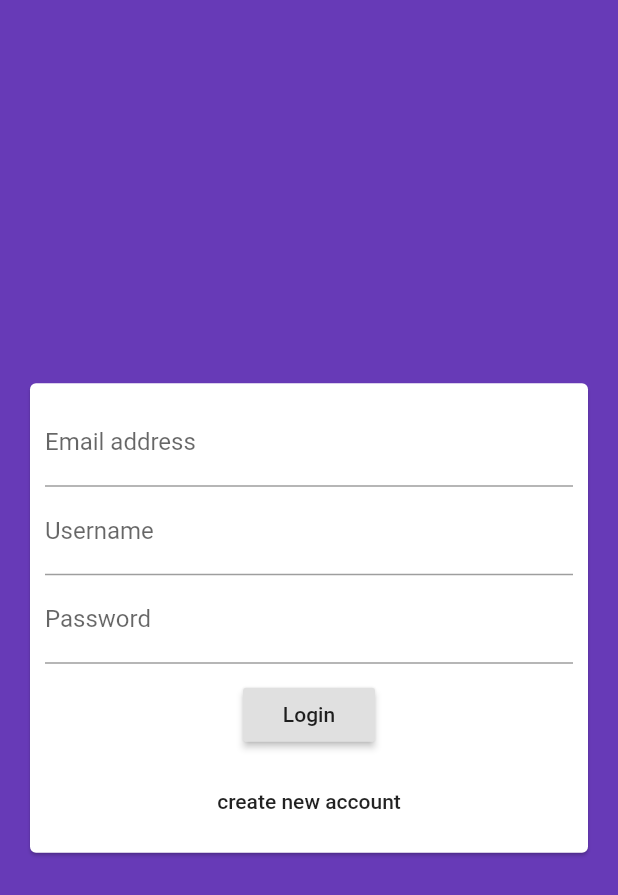
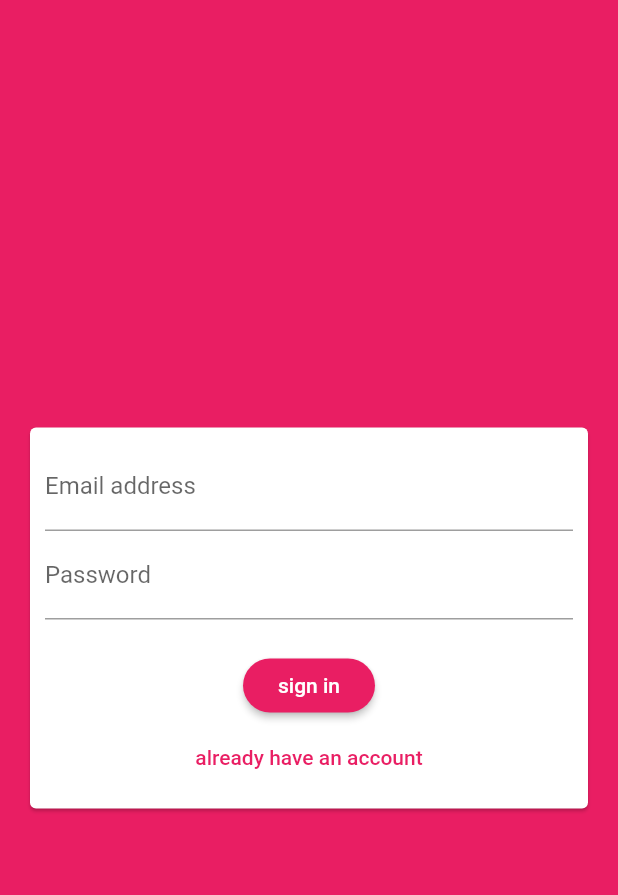
Before and after one commit to daninikkhah/felegram, a Flutter app: the screen it shows after launch, on a phone screen of 412 x 824 dp. Shown: the top 895 px of the screen. Run offline on Flutter 3.47's test engine with Material 2 defaults, Android fonts, the phone set to English and light mode, and no system bars; our stand-ins replace cloud_firestore, firebase_core; accounts and stored records are empty.

Commit message:
AuthenticationForm -submit method added -change state method added -key added to TextFormFields

```diff
--- a/lib/main.dart
+++ b/lib/main.dart
@@ -8,7 +8,17 @@ class MyApp extends StatelessWidget {
   Widget build(BuildContext context) {
     return MaterialApp(
       theme: ThemeData(
-          primarySwatch: Colors.deepPurple, accentColor: Colors.amberAccent),
+        primarySwatch: Colors.pink,
+        accentColor: Colors.deepPurple,
+        backgroundColor: Colors.pink,
+        accentColorBrightness: Brightness.dark,
+        buttonTheme: Theme.of(context).buttonTheme.copyWith(
+              buttonColor: Colors.pink,
+              textTheme: ButtonTextTheme.primary,
+              shape: RoundedRectangleBorder(
+                  borderRadius: BorderRadius.circular(20)),
+            ),
+      ),
       home: AuthenticationScreen(),
     );
   }
--- a/lib/screens/authentication_screen.dart
+++ b/lib/screens/authentication_screen.dart
@@ -2,11 +2,13 @@ import 'package:flutter/material.dart';
 import '../widgets/authentication_form.dart';
 
 class AuthenticationScreen extends StatelessWidget {
+  void _submitAuthentication(
+      {String email, String username, String password, bool isLoginMode}) {}
   @override
   Widget build(BuildContext context) {
     return Scaffold(
       backgroundColor: Theme.of(context).primaryColor,
-      body: AuthenticationForm(),
+      body: AuthenticationForm(_submitAuthentication),
     );
   }
 }
--- a/lib/widgets/authentication_form.dart
+++ b/lib/widgets/authentication_form.dart
@@ -1,6 +1,41 @@
 import 'package:flutter/material.dart';
 
-class AuthenticationForm extends StatelessWidget {
+class AuthenticationForm extends StatefulWidget {
+  AuthenticationForm(this.submitAuthentication);
+  final void Function(
+      {String email,
+      String username,
+      String password,
+      bool isLoginMode}) submitAuthentication;
+  @override
+  _AuthenticationFormState createState() => _AuthenticationFormState();
+}
+
+class _AuthenticationFormState extends State<AuthenticationForm> {
+  final GlobalKey<FormState> _formKey = GlobalKey<FormState>();
+  bool _isLoginMode = false;
+  String _username;
+  String _email;
+  String _password;
+
+  void _changeAuthenticationState() {
+    setState(() {
+      _isLoginMode = !_isLoginMode;
+    });
+  }
+
+  void _submit() {
+    if (_formKey.currentState.validate()) {
+      _formKey.currentState.save();
+      widget.submitAuthentication(
+        email: _email,
+        username: _username,
+        password: _password,
+        isLoginMode: _isLoginMode,
+      );
+    }
+  }
+
   @override
   Widget build(BuildContext context) {
     return Center(
@@ -10,32 +45,50 @@ class AuthenticationForm extends StatelessWidget {
           padding: const EdgeInsets.all(10.0),
           child: SingleChildScrollView(
             child: Form(
+              key: _formKey,
               child: Column(
                 children: [
                   TextFormField(
+                    key: ValueKey('email'),
+                    validator: (value) =>
+                        (value == null) || !value.contains('@')
+                            ? 'please enter a valid email address'
+                            : null,
+                    onSaved: (value) => _email = value,
                     keyboardType: TextInputType.emailAddress,
                     decoration: InputDecoration(labelText: 'Email address'),
                   ),
+                  if (_isLoginMode)
+                    TextFormField(
+                      key: ValueKey('username'),
+                      validator: (value) => (value == null || value.length < 4)
+                          ? 'please enter a username with at least 4 letters'
+                          : null,
+                      onSaved: (value) => _username = value,
+                      decoration: InputDecoration(labelText: 'Username'),
+                    ),
                   TextFormField(
-                    decoration: InputDecoration(labelText: 'Username'),
-                  ),
-                  TextFormField(
+                    key: ValueKey('password'),
+                    validator: (value) => (value == null || value.length < 7)
+                        ? 'please enter a password with minimum of 6 letters'
+                        : null,
+                    onSaved: (value) => _password = value,
                     obscureText: true,
                     decoration: InputDecoration(labelText: 'Password'),
                   ),
-                  SizedBox(
-                    height: 10,
+                  const SizedBox(
+                    height: 20,
                   ),
                   RaisedButton(
-                    onPressed: () {},
-                    child: const Text('Login'),
-                  ),
-                  SizedBox(
-                    height: 10,
+                    onPressed: _submit,
+                    child: Text(_isLoginMode ? 'Login' : 'sign in'),
                   ),
                   FlatButton(
-                    onPressed: () {},
-                    child: const Text('create new account'),
+                    onPressed: _changeAuthenticationState,
+                    child: Text(_isLoginMode
+                        ? 'create new account'
+                        : 'already have an account'),
+                    textColor: Theme.of(context).primaryColor,
                   ),
                 ],
               ),
--- a/pubspec.yaml
+++ b/pubspec.yaml
@@ -30,6 +30,8 @@ dependencies:
   cupertino_icons: ^0.1.3
   cloud_firestore: ^0.14.0+2
   firebase_core: ^0.5.0
+  firebase_auth: ^0.18.0+1
+
 
 dev_dependencies:
   flutter_test:
```
Also changed, not shown: pubspec.lock.
